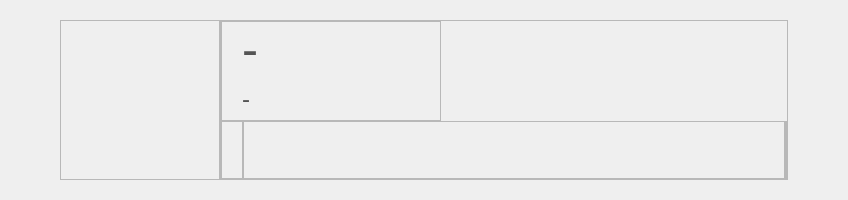
fsest4u/CaX_03, file CaX/widget/formTop/infotracks.ui: the form before one commit.
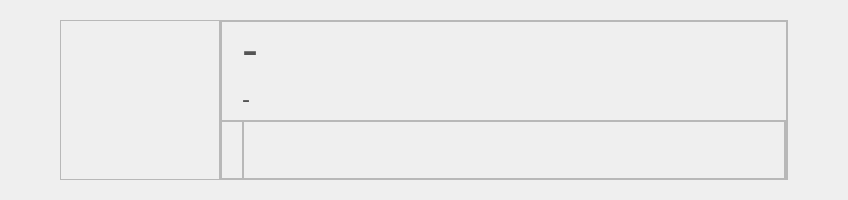
The form after the commit. Custom widgets are drawn as their Qt base class.

Commit message: [20220107 / no8] 앨범명 뒷부분 잘리는 현상 수정

The edit to the form file:
```diff
--- a/CaX/widget/formTop/infotracks.ui
+++ b/CaX/widget/formTop/infotracks.ui
@@ -114,7 +114,7 @@
         </property>
         <property name="maximumSize">
          <size>
-          <width>220</width>
+          <width>16777215</width>
           <height>16777215</height>
          </size>
         </property>
```
